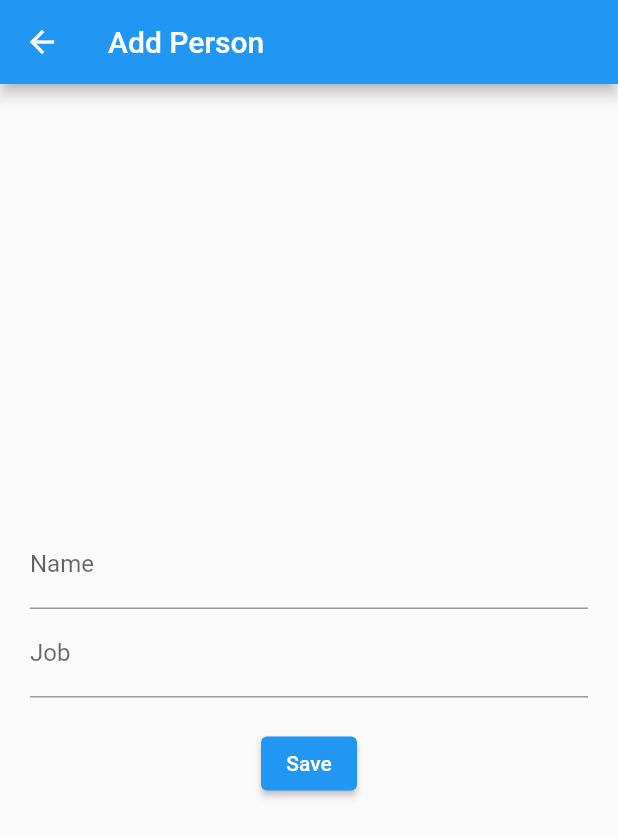
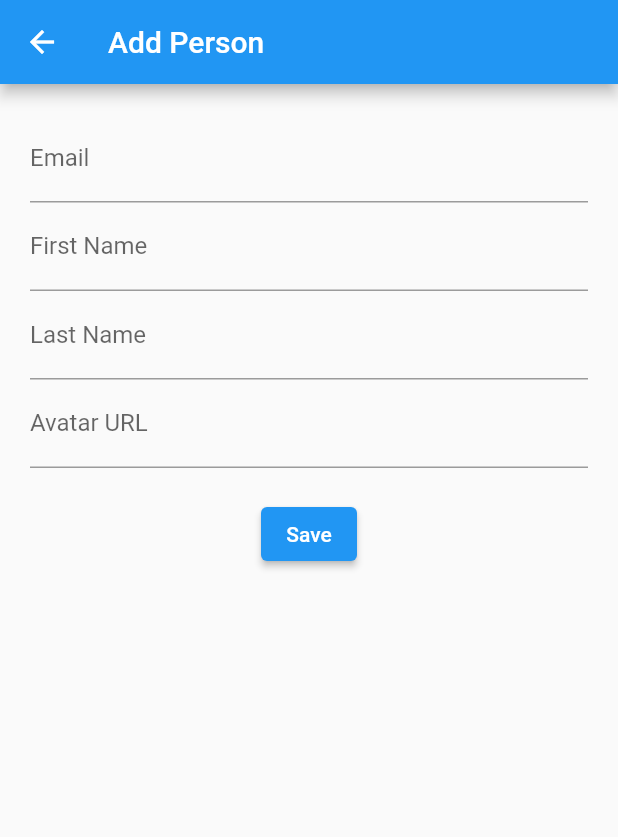
Before and after one commit to fer26vargas/mfvc-aplicacion, a Flutter app: the HomeView screen opened directly, after a tap on the "add" icon, on a phone screen of 412 x 824 dp. Shown: the top 837 px of the screen. Run offline on Flutter 3.47's test engine with Material 2 defaults, Android fonts, the light colour scheme and no system bars; network calls fail.

Commit message:
Entrega final

```diff
--- a/mfvc_project/lib/services/api_service.dart
+++ b/mfvc_project/lib/services/api_service.dart
@@ -28,13 +28,15 @@ class ApiService {
     }
   }
 
-  Future<dynamic> createPerson(String name, String job) async {
+  Future<dynamic> createPerson( String email, String firstName, String lastName, String avatar) async {
     var url = Uri.parse('$baseUrl/users');
     var response = await http.post(
       url,
       body: jsonEncode({
-        'name': name,
-        'job': job
+        'email': email,
+        'first_name': firstName,
+        'last_name': lastName,
+        'avatar': avatar
       }),
       headers: {'Content-Type': 'application/json'},
     );
@@ -45,18 +47,22 @@ class ApiService {
     }
   }
 
-  Future<dynamic> updatePerson(int id, String name, String job) async {
+  Future<dynamic> updatePerson(int id, String email, String firstName, String lastName, String avatar) async {
     var url = Uri.parse('$baseUrl/users/$id');
     var response = await http.put(
       url,
       body: jsonEncode({
-        'name': name,
-        'job': job
+        'email': email,
+        'first_name': firstName,
+        'last_name': lastName,
+        'avatar': avatar
       }),
       headers: {'Content-Type': 'application/json'},
     );
     if (response.statusCode == 200) {
-      return jsonDecode(response.body);
+      var updatedPerson = jsonDecode(response.body);
+      updatedPerson['id'] = id;
+      return updatedPerson;
     } else {
       throw Exception('Failed to update person. Status code: ${response.statusCode}');
     }
@@ -65,7 +71,6 @@ class ApiService {
   Future<void> deletePerson(int id) async {
     var url = Uri.parse('$baseUrl/users/$id');
     var response = await http.delete(url);
-
     if (response.statusCode != 204) {
       throw Exception('Failed to delete person. Status code: ${response.statusCode}');
     }
--- a/mfvc_project/lib/views/home_view.dart
+++ b/mfvc_project/lib/views/home_view.dart
@@ -41,7 +41,17 @@ class _HomeViewState extends State<HomeView> {
       setState(() {
         _persons[index] = updatedPerson;
       });
+      print(_persons);
     }
+  }
+
+
+  void _handlePersonCreate(dynamic newPerson) {
+ newPerson['id']=int.parse(newPerson['id'].toString());
+    setState(() {
+      _persons.add(newPerson);
+    });
+    print(_persons);
   }
 
   void _editPerson(int index) async {
@@ -50,12 +60,29 @@ class _HomeViewState extends State<HomeView> {
       MaterialPageRoute(
         builder: (context) => PersonFormView(
           person: _persons[index],
-          onSaved: _loadPersons,
+          onSaved: () {}, // No necesita llamar a _loadPersons
         ),
       ),
     );
+    print(updatedPerson);
     if (updatedPerson != null) {
       _handlePersonUpdate(updatedPerson);
+    }
+  }
+
+  void _createPerson() async {
+    final newPerson = await Navigator.push(
+      context,
+      MaterialPageRoute(
+        builder: (context) => PersonFormView(
+          onSaved: () {}, // No necesita llamar a _loadPersons
+        ),
+      ),
+    );
+    print(newPerson);
+
+    if (newPerson != null) {
+      _handlePersonCreate(newPerson);
     }
   }
 
@@ -74,12 +101,7 @@ class _HomeViewState extends State<HomeView> {
         },
       ),
       floatingActionButton: FloatingActionButton(
-        onPressed: () {
-          Navigator.push(
-            context,
-            MaterialPageRoute(builder: (context) => PersonFormView(onSaved: _loadPersons)),
-          );
-        },
+        onPressed: _createPerson,
         child: Icon(Icons.add),
         tooltip: 'Add New Person',
       ),
--- a/mfvc_project/lib/views/person_form_view.dart
+++ b/mfvc_project/lib/views/person_form_view.dart
@@ -12,8 +12,10 @@ class PersonFormView extends StatefulWidget {
 }
 
 class _PersonFormViewState extends State<PersonFormView> {
-  final TextEditingController _nameController = TextEditingController();
-  final TextEditingController _jobController = TextEditingController();
+  final TextEditingController _emailController = TextEditingController();
+  final TextEditingController _firstNameController = TextEditingController();
+  final TextEditingController _lastNameController = TextEditingController();
+  final TextEditingController _avatarController = TextEditingController();
   final ApiService _apiService = ApiService();
   bool _isUpdating = false;
 
@@ -21,8 +23,10 @@ class _PersonFormViewState extends State<PersonFormView> {
   void initState() {
     super.initState();
     if (widget.person != null) {
-      _nameController.text = widget.person['first_name'];
-      _jobController.text = widget.person['job'] ?? '';
+      _emailController.text = widget.person['email'] ?? '';
+      _firstNameController.text = widget.person['first_name'] ?? '';
+      _lastNameController.text = widget.person['last_name'] ?? '';
+      _avatarController.text = widget.person['avatar'] ?? '';
       _isUpdating = true;
     }
   }
@@ -31,13 +35,24 @@ class _PersonFormViewState extends State<PersonFormView> {
     try {
       dynamic result;
       if (_isUpdating) {
-        result = await _apiService.updatePerson(widget.person['id'], _nameController.text, _jobController.text);
+        result = await _apiService.updatePerson(
+          widget.person['id'],
+          _emailController.text,
+          _firstNameController.text,
+          _lastNameController.text,
+          _avatarController.text
+        );
       } else {
-        result = await _apiService.createPerson(_nameController.text, _jobController.text);
+        result = await _apiService.createPerson(
+          _emailController.text,
+          _firstNameController.text,
+          _lastNameController.text,
+          _avatarController.text
+        );
       }
       if (result != null) {
         widget.onSaved(); // Llama al callback para refrescar la lista si es necesario
-        Navigator.pop(context, result); // Retorna el objeto persona actualizado
+        Navigator.pop(context, result); // Retorna el objeto persona actualizado o creado
       } else {
         throw Exception("Failed to save the person");
       }
@@ -54,23 +69,33 @@ class _PersonFormViewState extends State<PersonFormView> {
       ),
       body: Padding(
         padding: EdgeInsets.all(20.0),
+        child: SingleChildScrollView(
           child: Column(
             mainAxisAlignment: MainAxisAlignment.center,
             children: [
               TextField(
-              controller: _nameController,
-              decoration: InputDecoration(labelText: 'Name'),
+                controller: _emailController,
+                decoration: InputDecoration(labelText: 'Email'),
               ),
               TextField(
-              controller: _jobController,
-              decoration: InputDecoration(labelText: 'Job'),
+                controller: _firstNameController,
+                decoration: InputDecoration(labelText: 'First Name'),
+              ),
+              TextField(
+                controller: _lastNameController,
+                decoration: InputDecoration(labelText: 'Last Name'),
+              ),
+              TextField(
+                controller: _avatarController,
+                decoration: InputDecoration(labelText: 'Avatar URL'),
               ),
               SizedBox(height: 20),
               ElevatedButton(
                 onPressed: _saveOrUpdatePerson,
                 child: Text(_isUpdating ? 'Update' : 'Save'),
-            )
+              ),
             ],
+          ),
         ),
       ),
     );
```
Also changed, not shown: 1 other file. Lines whose indentation alone changed are shown as unchanged.
